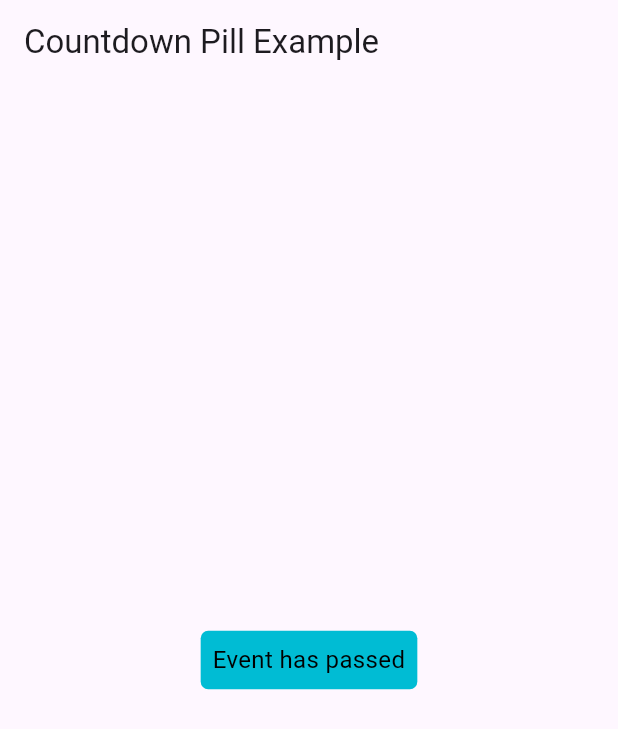
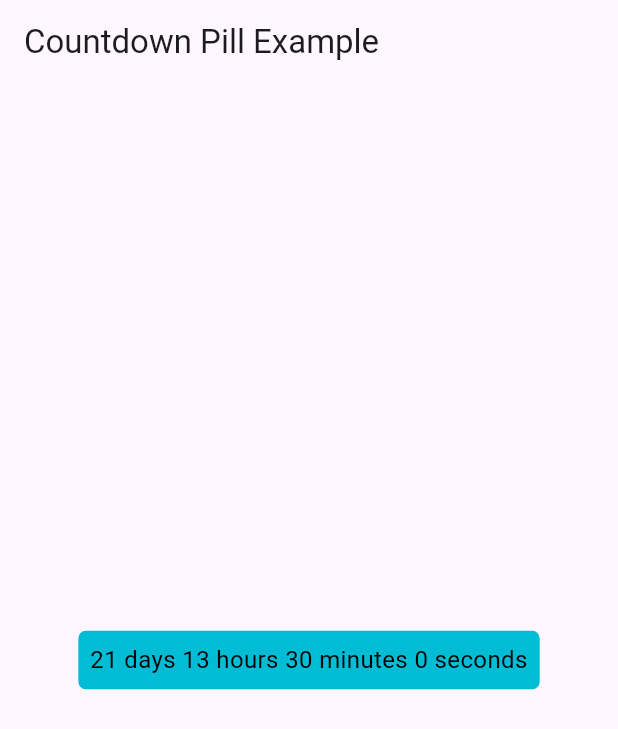
Before and after one commit to Saif64/countdown_pill, a Flutter app: the first screen one second after launch, on a phone screen of 412 x 824 dp. Shown: the top 729 px of the screen. Run offline on Flutter 3.47's test engine with Material 3 defaults, Android fonts, the phone set to English and light mode, and no system bars.

Commit message:
version 1.0.1

```diff
--- a/example/lib/main.dart
+++ b/example/lib/main.dart
@@ -13,7 +13,7 @@ class MyApp extends StatelessWidget {
         appBar: AppBar(title: Text('Countdown Pill Example')),
         body: Center(
           child: CountdownPill(
-            targetDate: DateTime(2025, 2, 25),
+            targetDate: DateTime(2025, 3, 25),
             format: '{d} days {H} hours {M} minutes {S} seconds',
           ),
         ),
--- a/pubspec.yaml
+++ b/pubspec.yaml
@@ -1,6 +1,6 @@
 name: countdown_pill
 description: A customizable countdown pill widget with different time formats and animations.
-version: 1.0.0
+version: 1.0.1
 homepage: https://github.com/your_username/countdown_pill
 repository: https://github.com/your_username/countdown_pill
 issue_tracker: https://github.com/your_username/countdown_pill/issues
```
Also changed, not shown: ss/Screenshot 2025-03-03 at 12.31.42.png (added), ss/Screenshot 2025-03-03 at 12.32.24.png (added), ss/Screenshot 2025-03-03 at 12.32.46.png (added), ss/Screenshot 2025-03-03 at 12.32.52.png (added), 1 other file.
